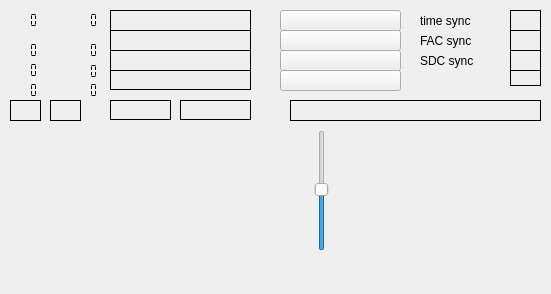
This is decoders/drm-decoder/drmdecoder.ui in JvanKatwijk/swradio-8 as Qt 5 draws it before an edit. The edited form follows.
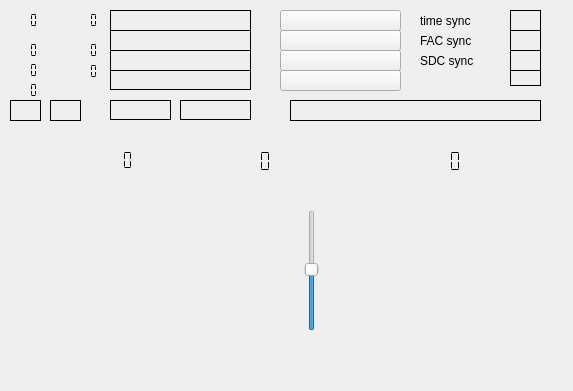
This is the edited form. Custom widgets are drawn as their Qt base class.

```diff
--- a/decoders/drm-decoder/drmdecoder.ui
+++ b/decoders/drm-decoder/drmdecoder.ui
@@ -6,8 +6,8 @@
    <rect>
     <x>0</x>
     <y>0</y>
-    <width>551</width>
-    <height>294</height>
+    <width>573</width>
+    <height>391</height>
    </rect>
   </property>
   <property name="windowTitle">
@@ -16,8 +16,8 @@
   <widget class="QwtPlot" name="equalizerDisplay">
    <property name="geometry">
     <rect>
-     <x>0</x>
-     <y>140</y>
+     <x>-10</x>
+     <y>220</y>
      <width>291</width>
      <height>131</height>
     </rect>
@@ -26,8 +26,8 @@
   <widget class="QSlider" name="scopeSlider">
    <property name="geometry">
     <rect>
-     <x>310</x>
-     <y>130</y>
+     <x>300</x>
+     <y>210</y>
      <width>24</width>
      <height>121</height>
     </rect>
@@ -42,8 +42,8 @@
   <widget class="QwtPlot" name="iqPlotter">
    <property name="geometry">
     <rect>
-     <x>350</x>
-     <y>130</y>
+     <x>340</x>
+     <y>210</y>
      <width>191</width>
      <height>141</height>
     </rect>
@@ -171,9 +171,9 @@
   <widget class="QLCDNumber" name="snrDisplay">
    <property name="geometry">
     <rect>
-     <x>60</x>
-     <y>80</y>
-     <width>41</width>
+     <x>40</x>
+     <y>150</y>
+     <width>141</width>
      <height>20</height>
     </rect>
    </property>
@@ -527,6 +527,38 @@
     <string/>
    </property>
   </widget>
+  <widget class="QLCDNumber" name="mer_sdc">
+   <property name="geometry">
+    <rect>
+     <x>190</x>
+     <y>150</y>
+     <width>111</width>
+     <height>23</height>
+    </rect>
+   </property>
+   <property name="frameShape">
+    <enum>QFrame::NoFrame</enum>
+   </property>
+   <property name="segmentStyle">
+    <enum>QLCDNumber::Flat</enum>
+   </property>
+  </widget>
+  <widget class="QLCDNumber" name="mer_msc">
+   <property name="geometry">
+    <rect>
+     <x>370</x>
+     <y>150</y>
+     <width>131</width>
+     <height>23</height>
+    </rect>
+   </property>
+   <property name="frameShape">
+    <enum>QFrame::NoFrame</enum>
+   </property>
+   <property name="segmentStyle">
+    <enum>QLCDNumber::Flat</enum>
+   </property>
+  </widget>
  </widget>
  <customwidgets>
   <customwidget>
```
